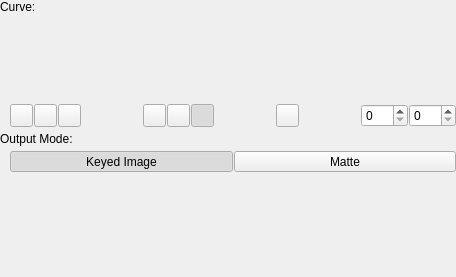
Old version of the form src/imagefilter_lumakeyer/filterwidget.ui in the repository deiflou/ibp.
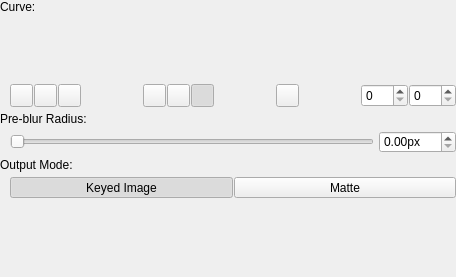
New version of the form. Icons and pictures are not drawn. Custom widgets are drawn as their Qt base class.

What changed in the file:
```diff
--- a/src/imagefilter_lumakeyer/filterwidget.ui
+++ b/src/imagefilter_lumakeyer/filterwidget.ui
@@ -21,7 +21,7 @@
 	padding: 1px;
 }</string>
   </property>
-  <layout class="QVBoxLayout" name="verticalLayout" stretch="0,0,0,0,1">
+  <layout class="QVBoxLayout" name="verticalLayout" stretch="0,0,0,0,0,0,1">
    <property name="spacing">
     <number>5</number>
    </property>
@@ -62,13 +62,13 @@
          <property name="minimumSize">
           <size>
            <width>0</width>
-           <height>80</height>
+           <height>60</height>
           </size>
          </property>
          <property name="maximumSize">
           <size>
            <width>16777215</width>
-           <height>80</height>
+           <height>60</height>
           </size>
          </property>
         </widget>
@@ -355,6 +355,43 @@
      </item>
     </layout>
    </item>
+   <item>
+    <widget class="QLabel" name="label_2">
+     <property name="text">
+      <string>Pre-blur Radius:</string>
+     </property>
+    </widget>
+   </item>
+   <item>
+    <layout class="QHBoxLayout" name="horizontalLayout_5">
+     <property name="spacing">
+      <number>5</number>
+     </property>
+     <property name="leftMargin">
+      <number>10</number>
+     </property>
+     <item>
+      <widget class="QSlider" name="mSliderPreblurRadius">
+       <property name="maximum">
+        <number>10000</number>
+       </property>
+       <property name="orientation">
+        <enum>Qt::Horizontal</enum>
+       </property>
+      </widget>
+     </item>
+     <item>
+      <widget class="QDoubleSpinBox" name="mSpinPreblurRadius">
+       <property name="suffix">
+        <string>px</string>
+       </property>
+       <property name="maximum">
+        <double>100.000000000000000</double>
+       </property>
+      </widget>
+     </item>
+    </layout>
+   </item>
    <item>
     <widget class="QLabel" name="label">
      <property name="text">
```
